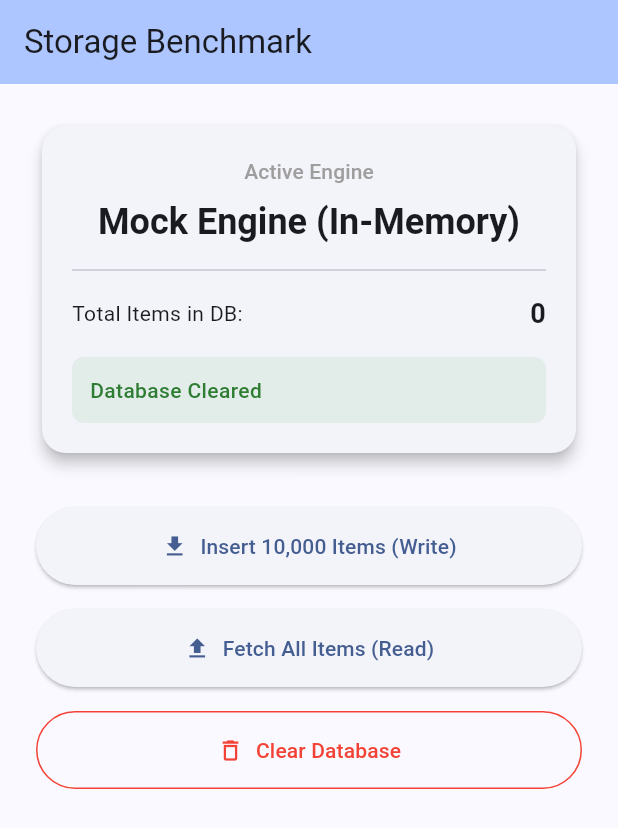
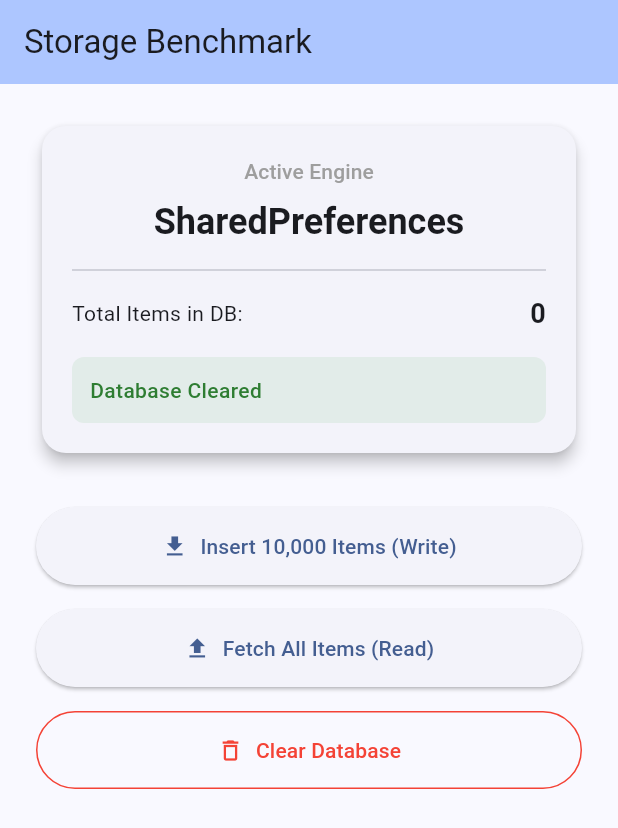
Before and after one commit to farookeei/flutter_local_storages, a Flutter app: the screen it shows after launch, after a tap on "Insert 10,000 Items (Write)", after a tap on "Fetch All Items (Read)", after a tap on "Clear Database", on a phone screen of 412 x 824 dp. Shown: the top 828 px of the screen. Run offline on Flutter 3.47's test engine with Material 3 defaults, Android fonts, the phone set to English and light mode, and no system bars; our stand-ins replace shared_preferences.

Commit message:
feat: implement SharedPreferencesStorageRepository with contract tests and branch app ID/label

```diff
--- /dev/null
+++ b/lib/features/storage_demo/data/shared_preferences_storage_repository.dart
@@ -0,0 +1,45 @@
+import 'dart:convert';
+import 'package:shared_preferences/shared_preferences.dart';
+import '../domain/entities/todo_item.dart';
+import '../domain/repositories/storage_repository.dart';
+
+class SharedPreferencesStorageRepository implements StorageRepository {
+  static const String _storageKey = 'benchmark_todo_items';
+  late SharedPreferences _prefs;
+
+  @override
+  String get engineName => 'SharedPreferences';
+
+  @override
+  Future<void> init() async {
+    _prefs = await SharedPreferences.getInstance();
+  }
+
+  @override
+  Future<int> insertBulk(List<TodoItem> items) async {
+    // 1. Fetch existing items
+    final existingJsonList = _prefs.getStringList(_storageKey) ?? [];
+
+    // 2. Convert new items to JSON strings
+    final newJsonList = items.map((item) => jsonEncode(item.toJson())).toList();
+
+    // 3. Append and save back to SharedPreferences
+    final combinedList = [...existingJsonList, ...newJsonList];
+    await _prefs.setStringList(_storageKey, combinedList);
+
+    return items.length;
+  }
+
+  @override
+  Future<List<TodoItem>> fetchAll() async {
+    final jsonList = _prefs.getStringList(_storageKey) ?? [];
+    return jsonList
+        .map((jsonStr) => TodoItem.fromJson(jsonDecode(jsonStr) as Map<String, dynamic>))
+        .toList();
+  }
+
+  @override
+  Future<void> clearAll() async {
+    await _prefs.remove(_storageKey);
+  }
+}
--- a/lib/features/storage_demo/domain/entities/todo_item.dart
+++ b/lib/features/storage_demo/domain/entities/todo_item.dart
@@ -13,6 +13,22 @@ class TodoItem {
     required this.createdAt,
   });
 
+  Map<String, dynamic> toJson() => {
+        'id': id,
+        'title': title,
+        'content': content,
+        'isCompleted': isCompleted,
+        'createdAt': createdAt.toIso8601String(),
+      };
+
+  factory TodoItem.fromJson(Map<String, dynamic> json) => TodoItem(
+        id: json['id'] as int,
+        title: json['title'] as String,
+        content: json['content'] as String,
+        isCompleted: json['isCompleted'] as bool,
+        createdAt: DateTime.parse(json['createdAt'] as String),
+      );
+
   // A factory for quick mock data generation
   factory TodoItem.generateMock(int index) {
     return TodoItem(
--- a/lib/main.dart
+++ b/lib/main.dart
@@ -1,17 +1,17 @@
 import 'package:flutter/material.dart';
-import 'features/storage_demo/data/mock_storage_repository.dart';
+import 'features/storage_demo/data/shared_preferences_storage_repository.dart';
+import 'features/storage_demo/domain/repositories/storage_repository.dart';
 import 'features/storage_demo/presentation/screens/benchmark_screen.dart';
 
 void main() {
-  // We initialize our storage repository here.
-  // In a real app, you might use a dependency injection framework like GetIt or Provider.
-  final storageRepository = MockStorageRepository();
+  WidgetsFlutterBinding.ensureInitialized();
+  final storageRepository = SharedPreferencesStorageRepository();
 
   runApp(MyApp(storageRepository: storageRepository));
 }
 
 class MyApp extends StatelessWidget {
-  final MockStorageRepository storageRepository;
+  final StorageRepository storageRepository;
 
   const MyApp({super.key, required this.storageRepository});
 
--- a/pubspec.yaml
+++ b/pubspec.yaml
@@ -34,6 +34,7 @@ dependencies:
   # The following adds the Cupertino Icons font to your application.
   # Use with the CupertinoIcons class for iOS style icons.
   cupertino_icons: ^1.0.8
+  shared_preferences: ^2.2.3
 
 dev_dependencies:
   flutter_test:
```
Also changed, not shown: pubspec.lock, 4 other files.
